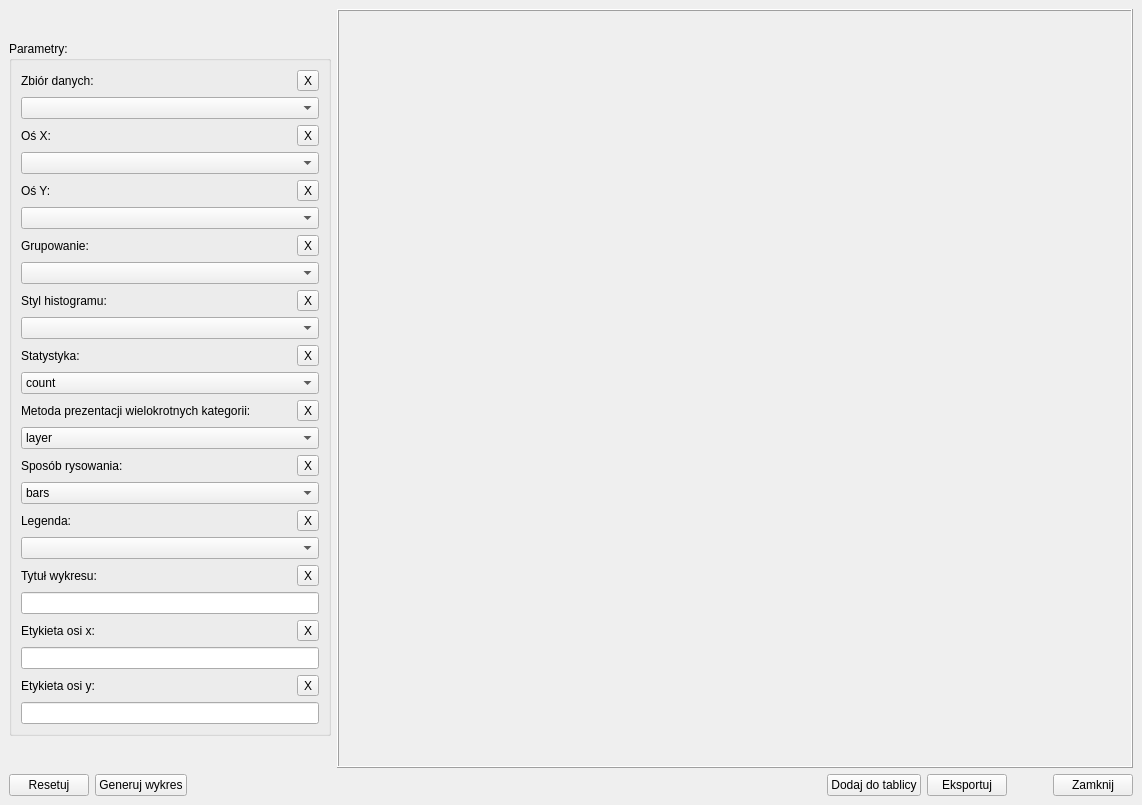
This is ui/Plots/hist-plot-window.ui in OskarLewandowski/dex-data-experience as Qt 5 draws it before an edit. The edited form follows.
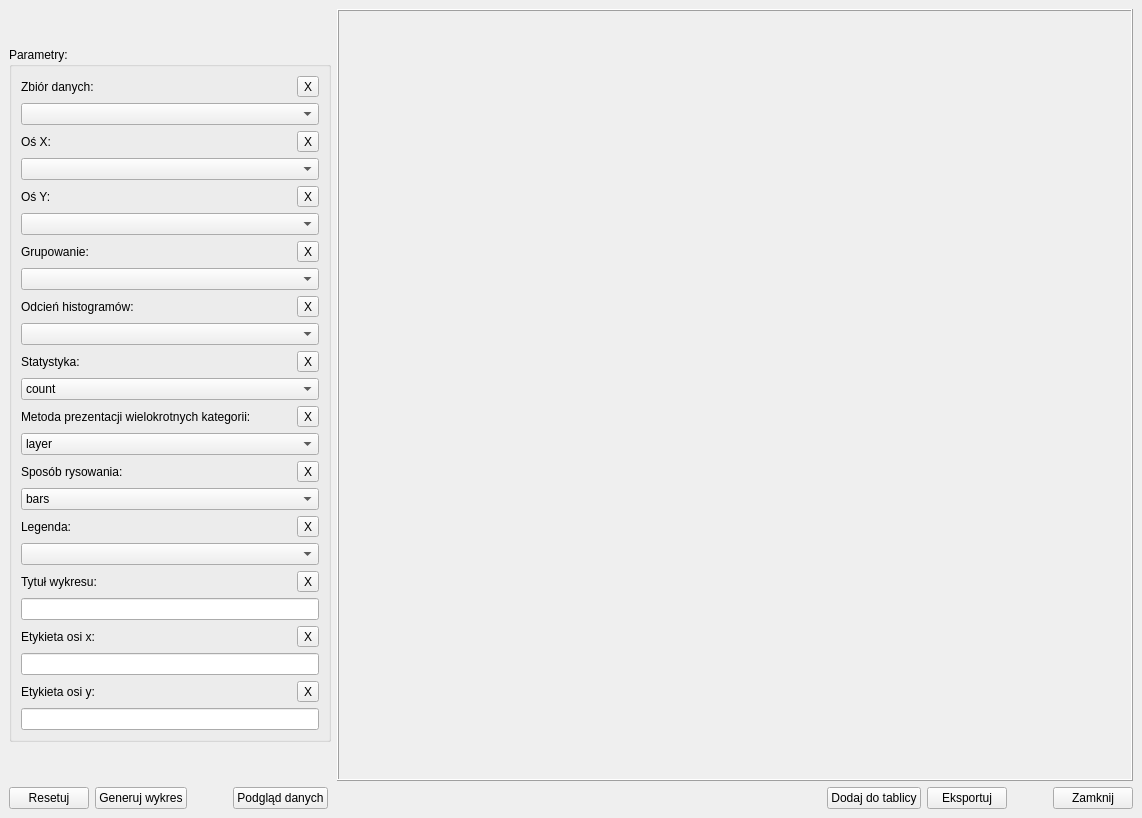
This is the edited form.

The edit to the form file:
```diff
--- a/ui/Plots/hist-plot-window.ui
+++ b/ui/Plots/hist-plot-window.ui
@@ -10,7 +10,7 @@
     <x>0</x>
     <y>0</y>
     <width>1142</width>
-    <height>805</height>
+    <height>818</height>
    </rect>
   </property>
   <property name="windowTitle">
@@ -248,7 +248,7 @@
                  <item>
                   <widget class="QLabel" name="label_6">
                    <property name="text">
-                    <string>Styl histogramu:</string>
+                    <string>Odcień histogramów:</string>
                    </property>
                   </widget>
                  </item>
@@ -286,7 +286,7 @@
                   <number>-1</number>
                  </property>
                  <property name="placeholderText">
-                  <string>Wybierz styl histogramu...</string>
+                  <string>Wybierz odcień histogramów...</string>
                  </property>
                  <item>
                   <property name="text">
@@ -810,6 +810,29 @@
         </property>
        </widget>
       </item>
+      <item>
+       <spacer name="horizontalSpacer_15">
+        <property name="orientation">
+         <enum>Qt::Horizontal</enum>
+        </property>
+        <property name="sizeType">
+         <enum>QSizePolicy::Fixed</enum>
+        </property>
+        <property name="sizeHint" stdset="0">
+         <size>
+          <width>40</width>
+          <height>20</height>
+         </size>
+        </property>
+       </spacer>
+      </item>
+      <item>
+       <widget class="QPushButton" name="pushButton_Data_Preview">
+        <property name="text">
+         <string>Podgląd danych</string>
+        </property>
+       </widget>
+      </item>
       <item>
        <spacer name="horizontalSpacer_2">
         <property name="orientation">
```
Left out of the diff: 2 changed lines with no effect on the pictures.
